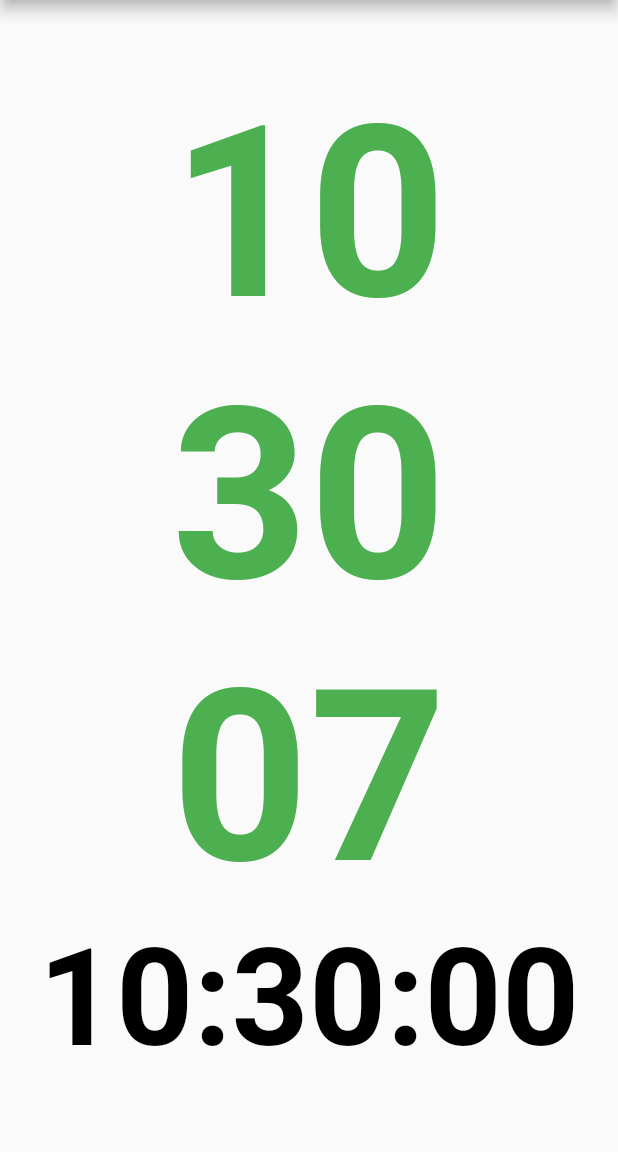
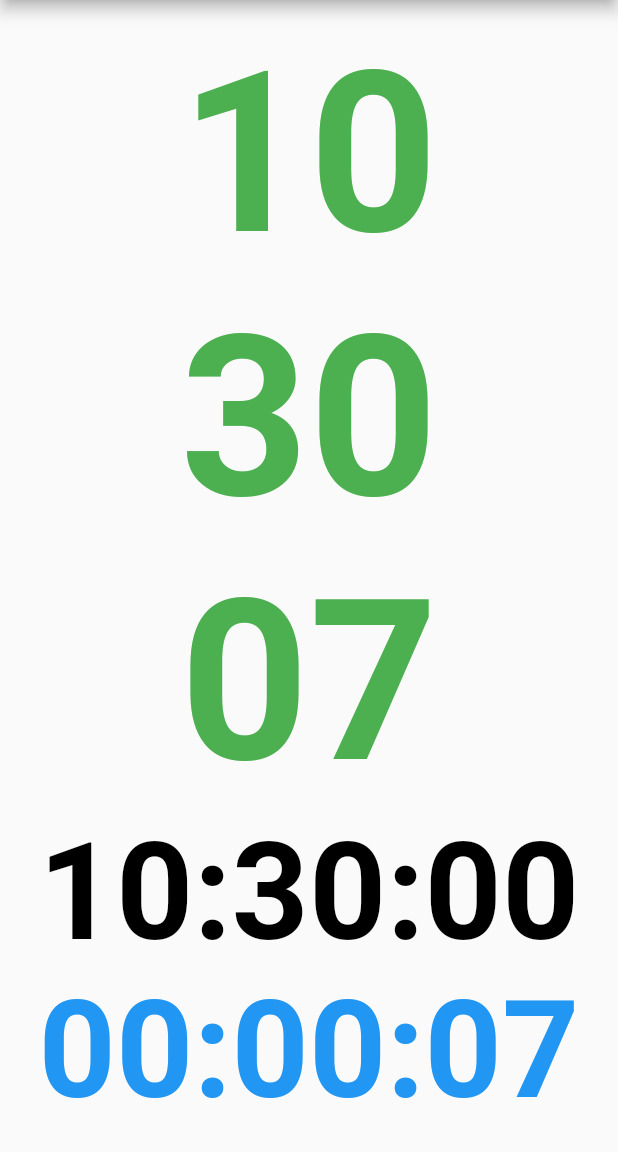
Before and after one commit to gos-k/flutter_workout_clock, a Flutter app: the screen it shows after launch, on a phone screen of 412 x 824 dp, the part 84-1236 px from its top. Run offline on Flutter 3.47's test engine with Material 2 defaults, Android fonts, the phone set to English and light mode, and no system bars.

Commit message:
Add diff time

```diff
--- a/lib/main.dart
+++ b/lib/main.dart
@@ -28,10 +28,14 @@ class WorkoutClockPage extends StatefulWidget {
 class _WorkoutClockPageState extends State<WorkoutClockPage> {
   DateTime _now = DateTime.now();
   DateTime _temp = DateTime.now();
+  DateTime _diff = DateTime(2020);
 
   void _onTimer(Timer timer) {
+    final now = DateTime.now();
+    final diff = DateTime(2020).add(now.difference(_temp));
     setState(() {
-      _now = DateTime.now();
+      _now = now;
+      _diff = diff;
     });
   }
 
@@ -51,8 +55,9 @@ class _WorkoutClockPageState extends State<WorkoutClockPage> {
 
   @override
   Widget build(BuildContext context) {
-    var _mainTextStyle = TextStyle(fontSize: 160, fontWeight: FontWeight.bold, color: Colors.green);
-    var _subTextStyle = TextStyle(fontSize: 90, fontWeight: FontWeight.bold, color: Colors.black);
+    var _mainTextStyle = TextStyle(fontSize: 150, fontWeight: FontWeight.bold, color: Colors.green);
+    var stopTextStyle = TextStyle(fontSize: 90, fontWeight: FontWeight.bold, color: Colors.black);
+    var diffTextStyle = TextStyle(fontSize: 90, fontWeight: FontWeight.bold, color: Colors.blue);
     return Scaffold(
       appBar: AppBar(
         title: Text(widget.title),
@@ -67,7 +72,8 @@ class _WorkoutClockPageState extends State<WorkoutClockPage> {
               Text('${_pad02(_now.hour)}', style: _mainTextStyle),
               Text('${_pad02(_now.minute)}', style: _mainTextStyle),
               Text('${_pad02(_now.second)}', style: _mainTextStyle),
-              Text('${_pad02(_temp.hour)}:${_pad02(_temp.minute)}:${_pad02(_temp.second)}', style: _subTextStyle),
+              Text('${_pad02(_temp.hour)}:${_pad02(_temp.minute)}:${_pad02(_temp.second)}', style: stopTextStyle),
+              Text('${_pad02(_diff.hour)}:${_pad02(_diff.minute)}:${_pad02(_diff.second)}', style: diffTextStyle),
             ],
           ),
         ),
```
